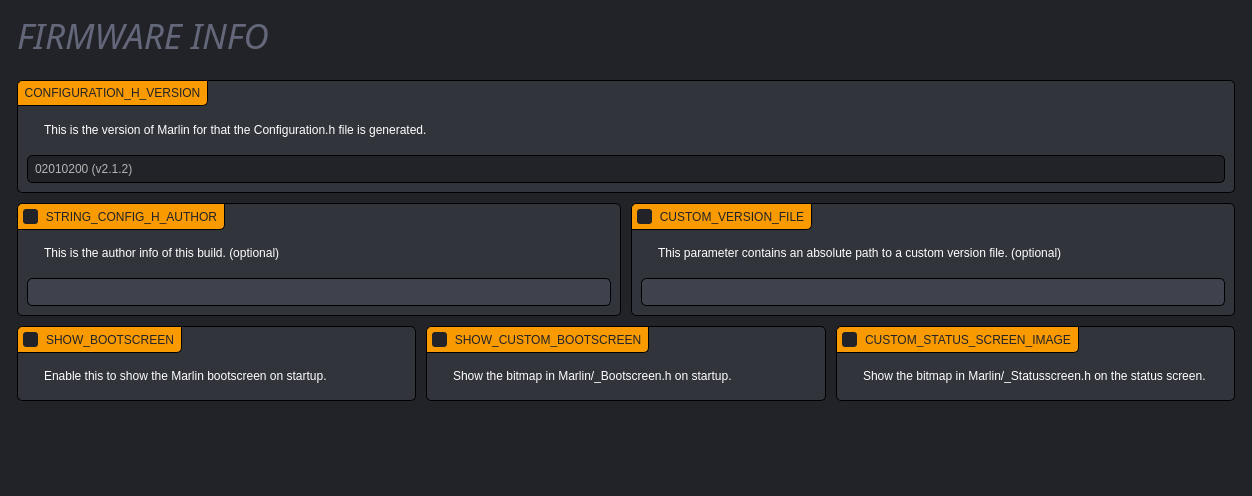
SimonBuxx/iloop-marlin-configurator, file gui/FirmwarePage.ui: the form before one commit.
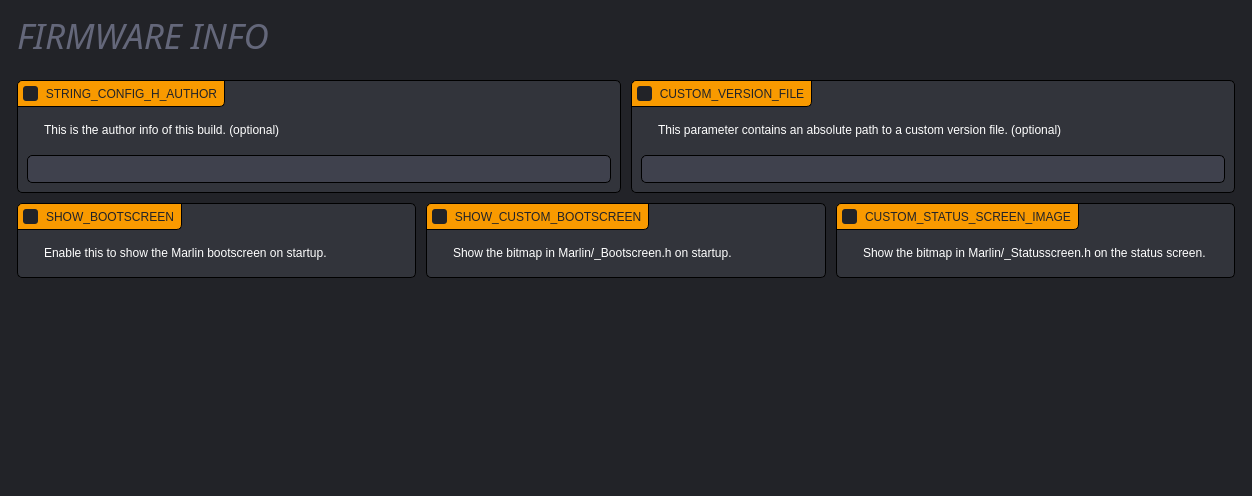
The form after the commit. Icons and pictures are not drawn.

Commit message: Removed CONFIGURATION_H_VERSION from firmware page + navigation UI updates

```diff
--- a/gui/FirmwarePage.ui
+++ b/gui/FirmwarePage.ui
@@ -255,104 +255,7 @@
    <property name="spacing">
     <number>10</number>
    </property>
-   <item row="3" column="5">
-    <spacer name="verticalSpacer_2">
-     <property name="orientation">
-      <enum>Qt::Vertical</enum>
-     </property>
-     <property name="sizeType">
-      <enum>QSizePolicy::Fixed</enum>
-     </property>
-     <property name="sizeHint" stdset="0">
-      <size>
-       <width>20</width>
-       <height>10</height>
-      </size>
-     </property>
-    </spacer>
-   </item>
-   <item row="4" column="0" colspan="7">
-    <widget class="QGroupBox" name="uConfigurationHBox">
-     <property name="focusPolicy">
-      <enum>Qt::StrongFocus</enum>
-     </property>
-     <property name="styleSheet">
-      <string notr="true">QGroupBox:!disabled {
-	background: rgb(50, 52, 59);
-}</string>
-     </property>
-     <property name="title">
-      <string>CONFIGURATION_H_VERSION</string>
-     </property>
-     <property name="checkable">
-      <bool>false</bool>
-     </property>
-     <property name="checked">
-      <bool>false</bool>
-     </property>
-     <layout class="QGridLayout" name="gridLayout_2">
-      <property name="spacing">
-       <number>10</number>
-      </property>
-      <item row="1" column="0">
-       <widget class="QLabel" name="label_2">
-        <property name="sizePolicy">
-         <sizepolicy hsizetype="Fixed" vsizetype="Fixed">
-          <horstretch>0</horstretch>
-          <verstretch>0</verstretch>
-         </sizepolicy>
-        </property>
-        <property name="text">
-         <string/>
-        </property>
-        <property name="pixmap">
-         <pixmap resource="../resources/resources.qrc">:/info_FILL0_wght100_GRAD0_opsz20.svg</pixmap>
-        </property>
-       </widget>
-      </item>
-      <item row="1" column="1">
-       <widget class="QLabel" name="label">
-        <property name="text">
-         <string>This is the version of Marlin for that the Configuration.h file is generated.</string>
-        </property>
-        <property name="wordWrap">
-         <bool>true</bool>
-        </property>
-       </widget>
-      </item>
-      <item row="2" column="0" colspan="2">
-       <widget class="QLineEdit" name="lineEdit">
-        <property name="enabled">
-         <bool>false</bool>
-        </property>
-        <property name="sizePolicy">
-         <sizepolicy hsizetype="Expanding" vsizetype="Fixed">
-          <horstretch>0</horstretch>
-          <verstretch>0</verstretch>
-         </sizepolicy>
-        </property>
-        <property name="text">
-         <string>02010200 (v2.1.2)</string>
-        </property>
-       </widget>
-      </item>
-     </layout>
-    </widget>
-   </item>
-   <item row="13" column="0" colspan="7">
-    <spacer name="verticalSpacer">
-     <property name="orientation">
-      <enum>Qt::Vertical</enum>
-     </property>
-     <property name="sizeHint" stdset="0">
-      <size>
-       <width>0</width>
-       <height>0</height>
-      </size>
-     </property>
-    </spacer>
-   </item>
-   <item row="5" column="0" colspan="7">
+   <item row="4" column="0" colspan="3">
     <widget class="QWidget" name="widget_2" native="true">
      <layout class="QGridLayout" name="gridLayout_6" columnstretch="1,1">
       <property name="leftMargin">
@@ -478,7 +381,23 @@
      </layout>
     </widget>
    </item>
-   <item row="2" column="0" colspan="7">
+   <item row="3" column="1">
+    <spacer name="verticalSpacer_2">
+     <property name="orientation">
+      <enum>Qt::Vertical</enum>
+     </property>
+     <property name="sizeType">
+      <enum>QSizePolicy::Fixed</enum>
+     </property>
+     <property name="sizeHint" stdset="0">
+      <size>
+       <width>20</width>
+       <height>10</height>
+      </size>
+     </property>
+    </spacer>
+   </item>
+   <item row="2" column="0" colspan="3">
     <widget class="QWidget" name="widget" native="true">
      <layout class="QGridLayout" name="gridLayout_5">
       <property name="leftMargin">
@@ -576,7 +495,7 @@
      </layout>
     </widget>
    </item>
-   <item row="8" column="0" colspan="7">
+   <item row="7" column="0" colspan="3">
     <widget class="QWidget" name="widget_3" native="true">
      <layout class="QGridLayout" name="gridLayout_7">
       <property name="leftMargin">
@@ -726,6 +645,19 @@
      </layout>
     </widget>
    </item>
+   <item row="12" column="0" colspan="3">
+    <spacer name="verticalSpacer">
+     <property name="orientation">
+      <enum>Qt::Vertical</enum>
+     </property>
+     <property name="sizeHint" stdset="0">
+      <size>
+       <width>0</width>
+       <height>0</height>
+      </size>
+     </property>
+    </spacer>
+   </item>
   </layout>
  </widget>
  <resources>
```
The commit also changes 2 other files.
